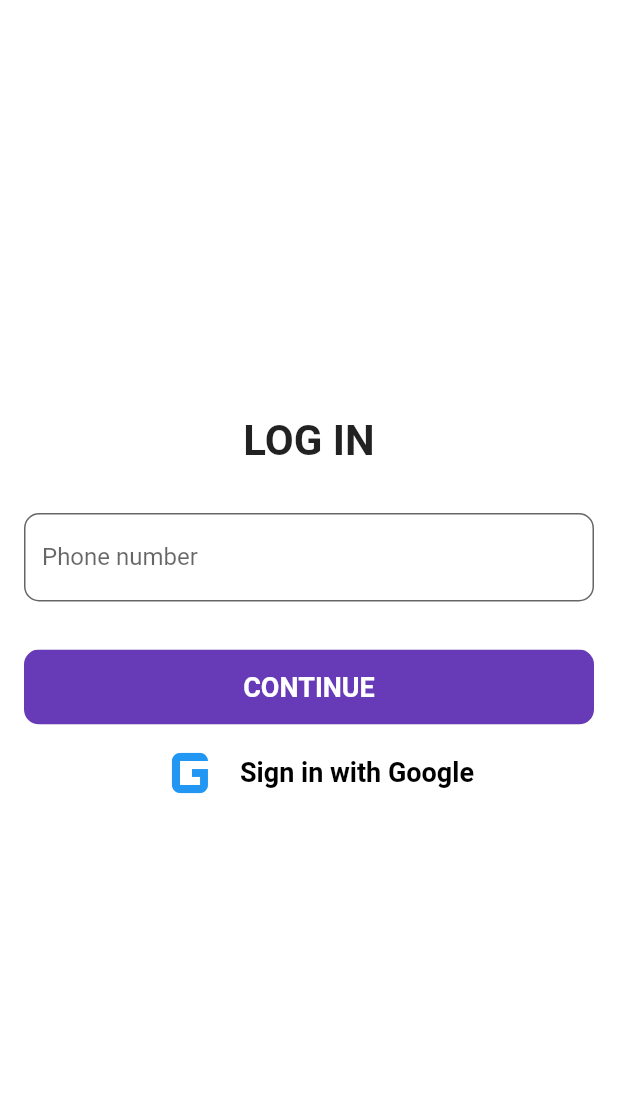
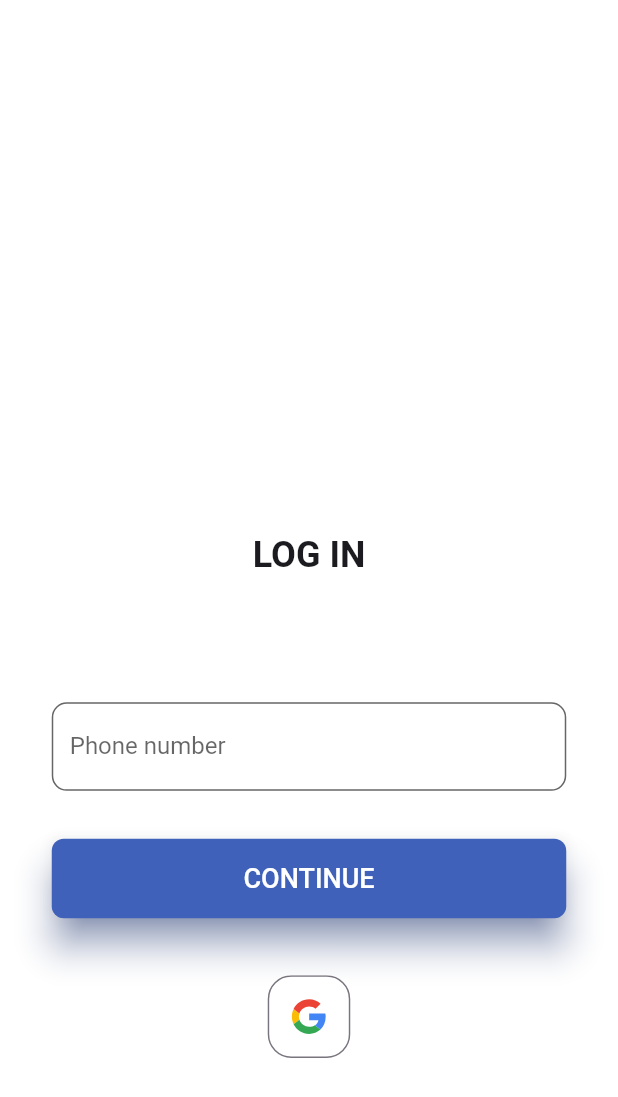
Before and after one commit to digiboridev/serv_ex_webclient, a Flutter app: the screen it shows after launch, on a phone screen of 412 x 824 dp. Shown: the top 1097 px of the screen. Run offline on Flutter 3.47's test engine with Material 2 defaults, Android fonts, the phone set to English and light mode, and no system bars; our stand-ins replace auto_route, cloud_firestore, equatable, firebase_auth, firebase_core, flutter_fadein and 4 more; accounts and stored records are empty; statements that could not run were skipped.

Commit message:
signin ui

```diff
--- a/analysis_options.yaml
+++ b/analysis_options.yaml
@@ -4,4 +4,4 @@ linter:
   rules:
     require_trailing_commas: true
     prefer_single_quotes: true
-    prefer_const_constructors: false # TOTO remove before release
+    # prefer_const_constructors: false # TOTO remove before release
--- a/lib/app/contributor_controller.dart
+++ b/lib/app/contributor_controller.dart
@@ -84,6 +84,8 @@ class ContributorController extends StateNotifier<ContributorState> {
       Client? client = await _ref.read(currentClientStreamProvider.future);
       List<Company> companies = await _ref.read(companiesStreamProvider.future);
 
+      if (!mounted) return;
+
       if (client != null && client.id == contributorId) {
         state = CSAssignedAsClient(client);
       }
--- a/lib/app/screens/debug_screen.dart
+++ b/lib/app/screens/debug_screen.dart
@@ -141,15 +141,17 @@ class SB extends ConsumerWidget {
   @override
   Widget build(BuildContext context, WidgetRef ref) {
     ContributorState contributorState = ref.watch(contributorControllerProvider);
-
+    double width = MediaQuery.of(context).size.width;
+    double height = MediaQuery.of(context).size.height;
     return Scaffold(
       body: SizedBox.expand(
         child: Column(
           mainAxisAlignment: MainAxisAlignment.center,
           crossAxisAlignment: CrossAxisAlignment.center,
           children: [
-            const Text('V: 0.0.9'),
+            const Text('V: 0.0.11'),
             SelectableText(context.router.root.stack.toString()),
+            SelectableText('height: $height, width: $width'),
             SelectableText('Authorized: ${ref.read(fireAuthServiceProvider).authorized}'),
             SelectableText(ref.read(fireAuthServiceProvider).uid.toString()),
             SelectableText(ref.read(fireAuthServiceProvider).email.toString()),
--- a/lib/auth/auth_screen_controller.dart
+++ b/lib/auth/auth_screen_controller.dart
@@ -24,6 +24,8 @@ class AuthScreenController extends StateNotifier<AuthScreenState> {
   final CompaniesRepository _companiesRepository;
 
   Future updateState() async {
+    // state = ASSsmsSent(phone: '123123123');
+    // return;
     log('ASC updateState begin, current state: $state');
 
     bool authorized = _fireAuthService.authorized;
--- a/lib/auth/subpages/sign_in.dart
+++ b/lib/auth/subpages/sign_in.dart
@@ -1,8 +1,13 @@
 import 'package:flutter/material.dart';
 import 'package:flutter_riverpod/flutter_riverpod.dart';
+import 'package:flutter_svg/flutter_svg.dart';
+import 'package:serv_expert_webclient/auth/auth_screen.dart';
+import 'package:serv_expert_webclient/core/text_styles.dart';
 import 'package:serv_expert_webclient/core/validators.dart';
 import 'package:serv_expert_webclient/widgets/fillable_scrollable_wrapper.dart';
-import 'package:serv_expert_webclient/auth/auth_screen.dart';
+import 'package:serv_expert_webclient/widgets/layouter.dart';
+import 'package:serv_expert_webclient/widgets/min_spacer.dart';
+import 'package:serv_expert_webclient/widgets/regular_button.dart';
 
 class AuthSignIn extends ConsumerStatefulWidget {
   const AuthSignIn({
@@ -34,30 +39,101 @@ class _AuthSubpageState extends ConsumerState<AuthSignIn> {
       color: Colors.white,
       child: Form(
         key: formKey,
-        child: FillableScrollableWrapper(
+        child: Layouter(
+          mobileLayout: mobileBody,
+          tabletLayout: tabletBody,
+        ),
+      ),
+    );
+  }
+
+  Widget get mobileBody {
+    return FillableScrollableWrapper(
       child: Column(
-            mainAxisAlignment: MainAxisAlignment.center,
-            crossAxisAlignment: CrossAxisAlignment.center,
         children: [
+          const MinSpacer(
+            flex: 3,
+            minHeight: 32,
+          ),
+          const Text('LOG IN', style: AppTextStyles.headline),
           const SizedBox(
-                height: 32,
+            height: 84,
           ),
-              const Text(
-                'LOG IN',
-                style: TextStyle(
-                  fontSize: 28,
-                  fontWeight: FontWeight.w700,
+          SizedBox(
+            width: 375,
+            child: Padding(
+              padding: const EdgeInsets.symmetric(horizontal: 16),
+              child: phoneField(textStyle: AppTextStyles.formText),
             ),
           ),
           const SizedBox(
             height: 32,
           ),
           SizedBox(
-                width: 600,
-                // height: 60,
+            width: 375,
             child: Padding(
               padding: const EdgeInsets.symmetric(horizontal: 16),
-                  child: TextFormField(
+              child: RegularButton(
+                text: 'CONTINUE',
+                textStyle: AppTextStyles.btnText,
+                onTap: onContinue,
+              ),
+            ),
+          ),
+          const SizedBox(
+            height: 38,
+          ),
+          socialButtons(iconSize: 56),
+          const MinSpacer(
+            flex: 1,
+            minHeight: 32,
+          ),
+        ],
+      ),
+    );
+  }
+
+  Widget get tabletBody {
+    return FillableScrollableWrapper(
+      child: Column(
+        children: [
+          const MinSpacer(
+            minHeight: 64,
+          ),
+          const Text('LOG IN', style: AppTextStyles.headlineTablet),
+          const SizedBox(
+            height: 72,
+          ),
+          SizedBox(
+            width: 546,
+            child: phoneField(textStyle: AppTextStyles.formTextTablet),
+          ),
+          const SizedBox(
+            height: 32,
+          ),
+          SizedBox(
+            width: 546,
+            child: RegularButton(
+              text: 'CONTINUE',
+              textStyle: AppTextStyles.btnTextTablet,
+              onTap: onContinue,
+            ),
+          ),
+          const SizedBox(
+            height: 32,
+          ),
+          socialButtons(iconSize: 64),
+          const MinSpacer(
+            minHeight: 64,
+          ),
+        ],
+      ),
+    );
+  }
+
+  TextFormField phoneField({required TextStyle textStyle}) {
+    return TextFormField(
+      initialValue: phone,
       keyboardType: TextInputType.phone,
       maxLength: 20,
       autovalidateMode: AutovalidateMode.onUserInteraction,
@@ -75,81 +151,36 @@ class _AuthSubpageState extends ConsumerState<AuthSignIn> {
         onContinue();
       },
       onChanged: (value) {
+        setState(() {
           phone = value;
+        });
       },
+      style: textStyle,
       decoration: InputDecoration(
         counter: const SizedBox(),
         border: OutlineInputBorder(
           borderRadius: BorderRadius.circular(10.0),
         ),
         filled: true,
-                      hintStyle: TextStyle(color: Colors.grey[800]),
+        // hintStyle: TextStyle(color: Colors.grey[800]),
         labelText: 'Phone number',
         fillColor: Colors.white70,
       ),
+    );
+  }
+
+  Widget socialButtons({required double iconSize}) {
+    return Row(
+      mainAxisSize: MainAxisSize.min,
+      children: [
+        InkWell(
+          onTap: () => onSignInWithGoogle(),
+          child: SvgPicture.asset(
+            'assets/icons/google_auth.svg',
+            width: iconSize,
           ),
         ),
-              ),
-              const SizedBox(
-                height: 32,
-              ),
-              SizedBox(
-                width: 600,
-                child: Padding(
-                  padding: const EdgeInsets.symmetric(horizontal: 16),
-                  child: Material(
-                    borderRadius: BorderRadius.circular(10),
-                    child: InkWell(
-                      borderRadius: BorderRadius.circular(10),
-                      onTap: () {
-                        onContinue();
-                      },
-                      child: Ink(
-                        // width: 600,
-                        height: 50,
-                        decoration: BoxDecoration(
-                          color: Colors.deepPurple,
-                          borderRadius: BorderRadius.circular(10),
-                        ),
-                        child: const Center(
-                          child: Text(
-                            'CONTINUE',
-                            style: TextStyle(
-                              color: Colors.white,
-                              fontSize: 18,
-                              fontWeight: FontWeight.w700,
-                            ),
-                          ),
-                        ),
-                      ),
-                    ),
-                  ),
-                ),
-              ),
-              GestureDetector(
-                onTap: () => onSignInWithGoogle(),
-                child: Row(
-                  mainAxisAlignment: MainAxisAlignment.center,
-                  children: const [
-                    Icon(
-                      Icons.g_mobiledata,
-                      size: 64,
-                      color: Colors.blue,
-                    ),
-                    Text(
-                      'Sign in with Google',
-                      style: TextStyle(fontSize: 18, fontWeight: FontWeight.w700, color: Colors.black),
-                    ),
       ],
-                ),
-              ),
-              const SizedBox(
-                height: 32,
-              ),
-            ],
-          ),
-        ),
-      ),
     );
   }
 }
--- /dev/null
+++ b/lib/core/app_colors.dart
@@ -0,0 +1,10 @@
+import 'package:flutter/material.dart';
+
+abstract class AppColors {
+  static const Color primary = Color(0xff3F61B9);
+  static const Color primaryDisabled = Color.fromARGB(255, 166, 186, 235);
+  static const Color black = Color(0xff1C1B1F);
+  static const Color black60 = Color(0x991C1B1F);
+  static const Color white = Color(0xffffffff);
+  static const Color gray = Color(0xff79747E);
+}
--- /dev/null
+++ b/lib/core/text_styles.dart
@@ -0,0 +1,39 @@
+import 'package:flutter/material.dart';
+import 'package:serv_expert_webclient/core/app_colors.dart';
+
+abstract class AppTextStyles {
+  static const TextStyle headline = TextStyle(
+    fontSize: 24,
+    fontWeight: FontWeight.w700,
+    color: AppColors.black,
+  );
+
+  static const TextStyle headlineTablet = TextStyle(
+    fontSize: 32,
+    fontWeight: FontWeight.w700,
+    color: AppColors.black,
+  );
+
+  static const TextStyle btnText = TextStyle(
+    fontSize: 18,
+    fontWeight: FontWeight.w500,
+    color: AppColors.white,
+  );
+
+  static const TextStyle btnTextTablet = TextStyle(
+    fontSize: 24,
+    fontWeight: FontWeight.w500,
+    color: AppColors.white,
+  );
+
+  static const TextStyle formText = TextStyle(
+    fontSize: 16,
+    fontWeight: FontWeight.w400,
+    color: AppColors.black,
+  );
+  static const TextStyle formTextTablet = TextStyle(
+    fontSize: 24,
+    fontWeight: FontWeight.w400,
+    color: AppColors.black,
+  );
+}
--- /dev/null
+++ b/lib/widgets/layouter.dart
@@ -0,0 +1,25 @@
+import 'package:flutter/material.dart';
+
+class Layouter extends StatelessWidget {
+  const Layouter({
+    Key? key,
+    required this.mobileLayout,
+    required this.tabletLayout,
+  }) : super(key: key);
+
+  final Widget mobileLayout;
+  final Widget tabletLayout;
+
+  @override
+  Widget build(BuildContext context) {
+    return LayoutBuilder(
+      builder: (context, constraints) {
+        if (constraints.maxWidth < 600) {
+          return mobileLayout;
+        } else {
+          return tabletLayout;
+        }
+      },
+    );
+  }
+}
--- /dev/null
+++ b/lib/widgets/regular_button.dart
@@ -0,0 +1,47 @@
+import 'package:flutter/material.dart';
+import 'package:serv_expert_webclient/core/app_colors.dart';
+
+class RegularButton extends StatelessWidget {
+  const RegularButton({
+    Key? key,
+    required this.onTap,
+    required this.text,
+    this.disabled = false,
+    this.color = AppColors.primary,
+    this.disabledColor = AppColors.primaryDisabled,
+    this.textStyle = const TextStyle(
+      color: Colors.white,
+      fontSize: 18,
+      fontWeight: FontWeight.w700,
+    ),
+  }) : super(key: key);
+
+  final VoidCallback onTap;
+  final String text;
+  final bool disabled;
+  final Color color;
+  final Color disabledColor;
+  final TextStyle textStyle;
+
+  @override
+  Widget build(BuildContext context) {
+    return Material(
+      borderRadius: BorderRadius.circular(8),
+      elevation: 10,
+      shadowColor: disabled ? disabledColor : color,
+      color: disabled ? disabledColor : color,
+      clipBehavior: Clip.antiAlias,
+      child: InkWell(
+        onTap: disabled ? null : onTap,
+        child: Padding(
+          padding: const EdgeInsets.symmetric(vertical: 16, horizontal: 16),
+          child: Text(
+            text,
+            style: textStyle,
+            textAlign: TextAlign.center,
+          ),
+        ),
+      ),
+    );
+  }
+}
```
Also changed, not shown: lib/auth/subpages/confirm_phone.dart (+98 -54 lines), pubspec.yaml (+6 -4 lines), assets/icons/google_auth.svg (added), pubspec.lock, 1 other file. Lines whose indentation alone changed are shown as unchanged.
